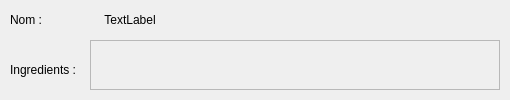
The window that MMO/Res/craftview.ui (maresc-g/linumon) describes before a commit, drawn with Qt 5.
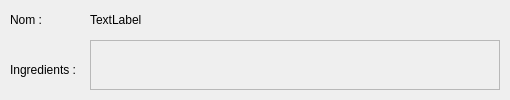
The same window after the commit.

The edit to the form file:
```diff
--- a/MMO/Res/craftview.ui
+++ b/MMO/Res/craftview.ui
@@ -31,7 +31,7 @@
     <rect>
      <x>90</x>
      <y>10</y>
-     <width>80</width>
+     <width>411</width>
      <height>20</height>
     </rect>
    </property>
@@ -39,7 +39,7 @@
     <string>TextLabel</string>
    </property>
    <property name="alignment">
-    <set>Qt::AlignCenter</set>
+    <set>Qt::AlignLeading|Qt::AlignLeft|Qt::AlignVCenter</set>
    </property>
   </widget>
   <widget class="QLabel" name="label_3">
```
